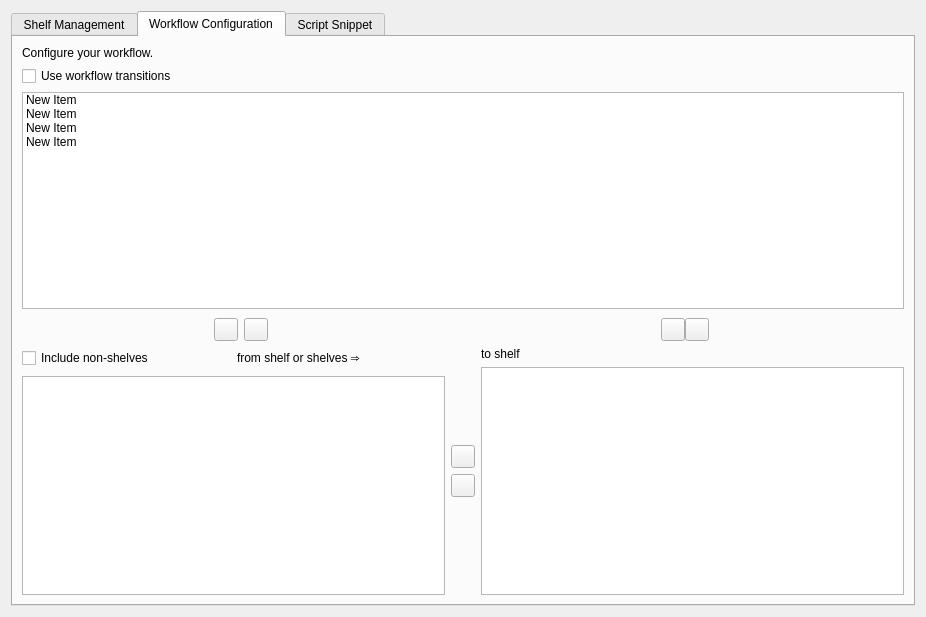
The window that shelves/ui/shelves.ui (nrth3rnlb/picard-plugin-shelves) describes before a commit, drawn with Qt 5.
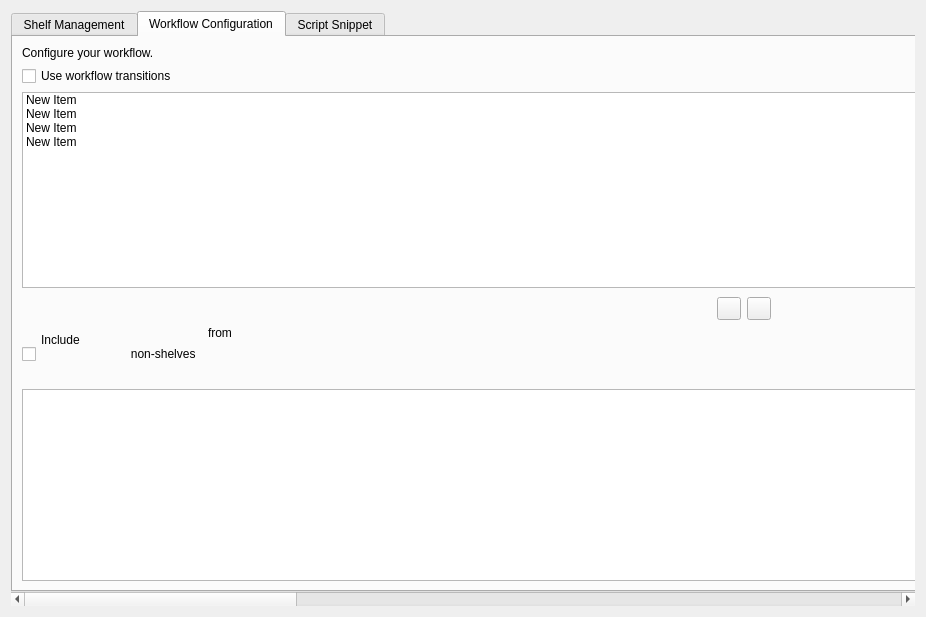
The same window after the commit. The open tabs and pages were chosen to show the change. Custom widgets are drawn as their Qt base class.

Commit message:
refactor(shelves): remove _ShelfManager singleton, use ShelfManager class directly and update references
- Replace all usages of _ShelfManager and SHELF_MANAGER with ShelfManager class methods
- Refactor processors, actions, utils, and tests to use ShelfManager as a static singleton
- Remove property-based manager access and update method calls to static/class methods
- Update README and comments to reflect ShelfManager naming
- Add pylint and mypy to dependencies for linting and type checking
- Update uv.lock for new dev dependencies

Patch:
```diff
--- a/shelves/ui/shelves.ui
+++ b/shelves/ui/shelves.ui
@@ -449,22 +449,38 @@
                         <number>0</number>
                        </property>
                        <item>
-                        <widget class="QCheckBox" name="stage_1_includes_non_shelves">
-                         <property name="text">
-                          <string>Include non-shelves</string>
+																								<widget class="QCheckBox"
+																										name="stage_1_includes_non_shelves">
+																									<property
+																											name="text">
+																										<string>Include
+																											non-shelves
+																										</string>
                          </property>
                         </widget>
                        </item>
                        <item>
-                        <widget class="QLabel" name="label_workflow_stage_1">
-                         <property name="sizePolicy">
-                          <sizepolicy hsizetype="Preferred" vsizetype="Preferred">
-                           <horstretch>0</horstretch>
-                           <verstretch>0</verstretch>
-                          </sizepolicy>
-                         </property>
-                         <property name="text">
-                          <string>from shelf or shelves ⇒</string>
+																								<widget class="QLabel"
+																										name="label_workflow_stage_1">
+																									<property
+																											name="sizePolicy">
+																										<sizepolicy
+																												hsizetype="Preferred"
+																												vsizetype="Preferred">
+																											<horstretch>
+																												0
+																											</horstretch>
+																											<verstretch>
+																												0
+																											</verstretch>
+																										</sizepolicy>
+																									</property>
+																									<property
+																											name="text">
+																										<string>from
+																											shelf or
+																											shelves ⇒
+																										</string>
                          </property>
                         </widget>
                        </item>
@@ -568,9 +584,13 @@
                         <number>0</number>
                        </property>
                        <item>
-                        <widget class="QLabel" name="label_workflow_stage_2">
-                         <property name="text">
-                          <string>to shelf</string>
+																								<widget class="QLabel"
+																										name="label_workflow_stage_2">
+																									<property
+																											name="text">
+																										<string>to
+																											shelf
+																										</string>
                          </property>
                         </widget>
                        </item>
```
Left out of the diff: 241 changed lines with no effect on the pictures. Lines whose indentation alone changed are shown as unchanged. The commit also changes 11 other files.
